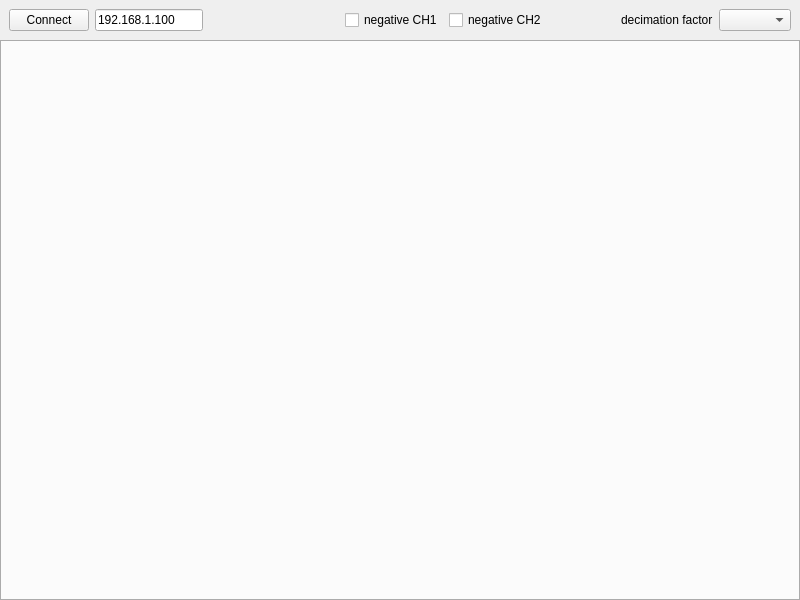
Above: rpControl.ui from GuenterQuast/redpitaya-daq before the change. Below: the same form after it.
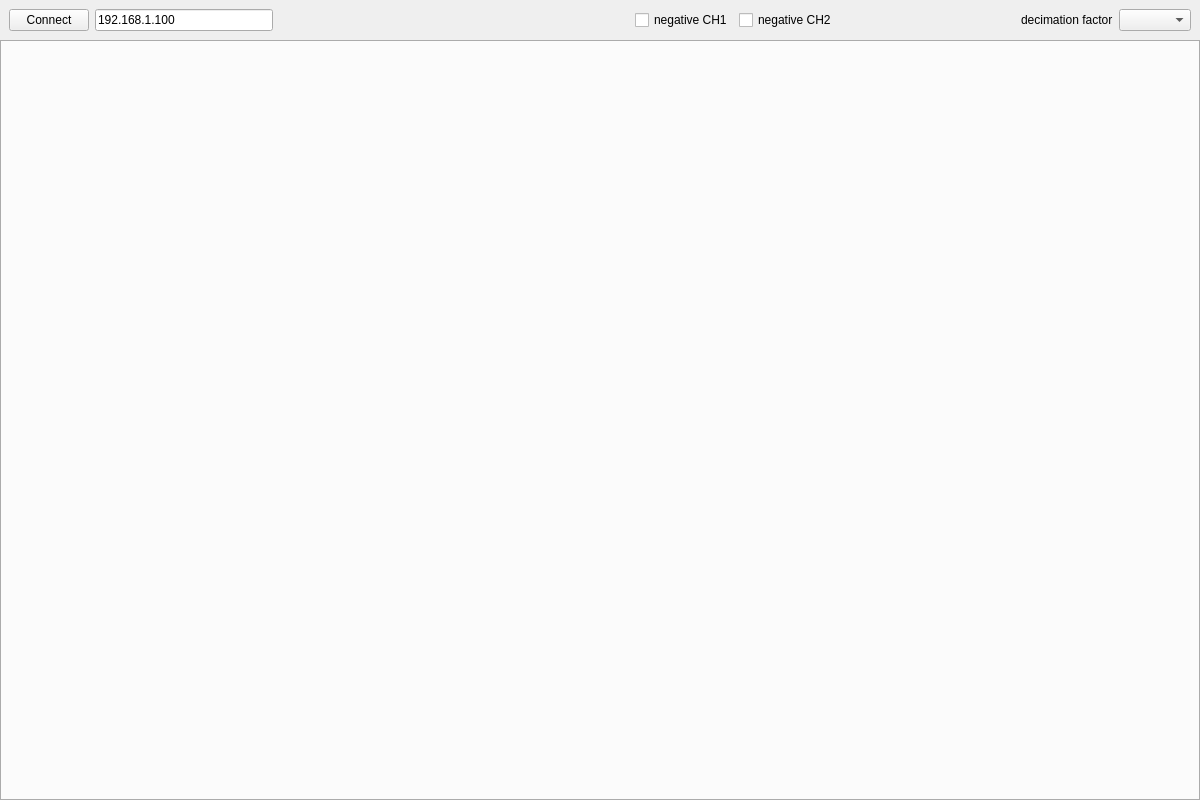
That is the form after the change.

Commit message: smaller window in DAQ mode

Diff of the .ui file:
```diff
--- a/rpControl.ui
+++ b/rpControl.ui
@@ -6,14 +6,14 @@
    <rect>
     <x>0</x>
     <y>0</y>
-    <width>800</width>
-    <height>600</height>
+    <width>1200</width>
+    <height>800</height>
    </rect>
   </property>
   <property name="minimumSize">
    <size>
-    <width>800</width>
-    <height>600</height>
+    <width>600</width>
+    <height>450</height>
    </size>
   </property>
   <property name="windowTitle">
```
Left out of the diff: 2 changed lines with no effect on the pictures. The commit also changes 1 other file.
